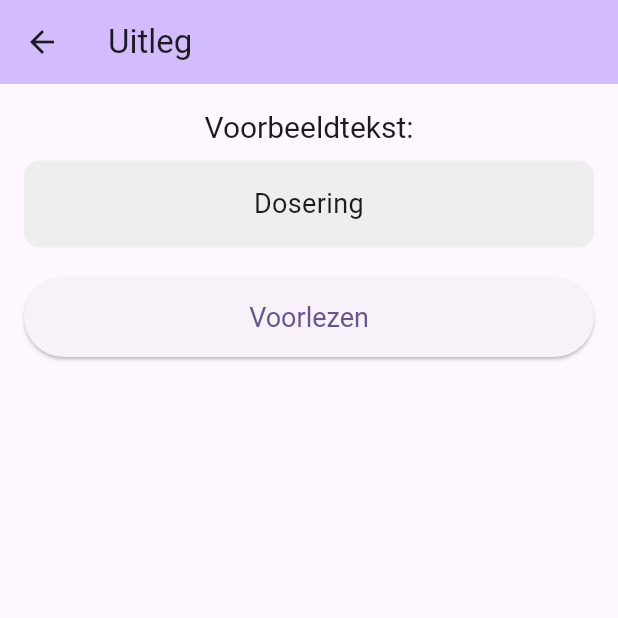
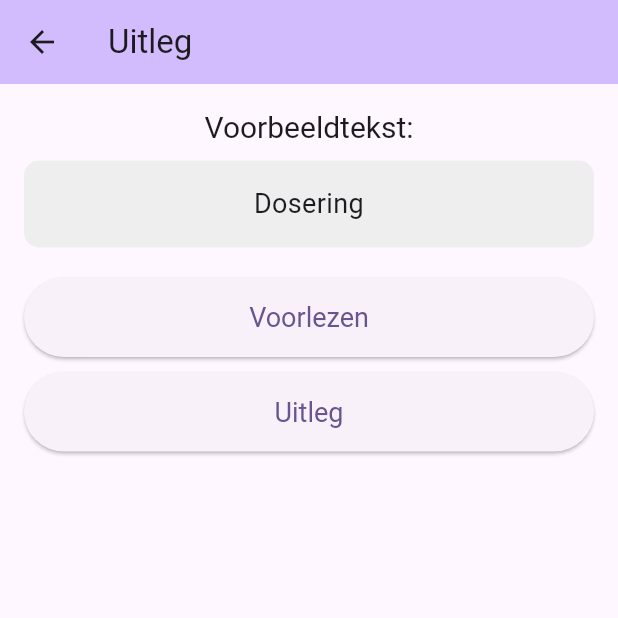
Before and after one commit to brentvanmalsen/mediuitleg, a Flutter app: the HomePage screen opened by its route, after a tap on "Voorlezen", on a phone screen of 412 x 824 dp, the top half of it. Run offline on Flutter 3.47's test engine with Material 3 defaults, Android fonts, the phone set to English and light mode, and no system bars; our stand-ins replace flutter_tts, image_picker, permission_handler.

Commit message:
feat: integrate GPT-4 and restructure pages

```diff
--- a/lib/home_screen.dart
+++ b/lib/home_screen.dart
@@ -1,6 +1,7 @@
 import 'dart:io';
 import 'package:flutter/material.dart';
 import 'package:flutter_tts/flutter_tts.dart';
+import 'api_service.dart';
 
 class HomePage extends StatefulWidget {
   const HomePage({super.key});
@@ -11,8 +12,9 @@ class HomePage extends StatefulWidget {
 
 class _HomePageState extends State<HomePage> {
   final FlutterTts _flutterTts = FlutterTts();
-  String sampleText =
-      'Dosering';
+  final ApiService _apiService = ApiService();
+  String sampleText = 'Dosering'; // Dynamisch aanpasbare tekst
+  String simplifiedText = ''; // Hier wordt de gesimplificeerde tekst opgeslagen
 
   @override
   void initState() {
@@ -32,11 +34,42 @@ class _HomePageState extends State<HomePage> {
     }
   }
 
-  Future<void> _speakText() async {
-    await _flutterTts.setLanguage("nl-NL");
-    await _flutterTts.setPitch(1.2);
-    await _flutterTts.setSpeechRate(0.5);
-    await _flutterTts.speak(sampleText);
+  /// Laat tekst horen via Text-to-Speech
+  Future<void> _speakText(String text) async {
+    try {
+      print(
+          "TTS wordt aangeroepen: $text"); // Debug: Log de tekst die wordt uitgesproken
+      await _flutterTts.setLanguage("nl-NL"); // Zorg dat de taal Nederlands is
+      await _flutterTts.setPitch(1.0); // Normale toonhoogte
+      await _flutterTts
+          .setSpeechRate(0.5); // Langzamer spreektempo voor duidelijke uitleg
+      await _flutterTts.speak(text);
+    } catch (e) {
+      print("TTS Error: $e"); // Debug: Log een fout als TTS niet werkt
+    }
+  }
+
+  /// Genereer uitleg voor het woord en speel het af via TTS
+  Future<void> _explainWord() async {
+    try {
+      // Genereer de versimpelde uitleg
+      final explanation =
+          await _apiService.generateSimplifiedExplanation(sampleText);
+
+      // Update de UI
+      setState(() {
+        simplifiedText = explanation;
+      });
+
+      // Spreek de tekst uit
+      print("Spreek de uitleg uit: $simplifiedText"); // Debug
+      await _speakText(simplifiedText);
+    } catch (e) {
+      ScaffoldMessenger.of(context).showSnackBar(
+        SnackBar(content: Text('Error: $e')),
+      );
+      print("Error in _explainWord: $e");
+    }
   }
 
   @override
@@ -53,7 +86,10 @@ class _HomePageState extends State<HomePage> {
           children: [
             Text(
               'Voorbeeldtekst:',
-              style: Theme.of(context).textTheme.headlineSmall?.copyWith(fontSize: 20),
+              style: Theme.of(context)
+                  .textTheme
+                  .headlineSmall
+                  ?.copyWith(fontSize: 20),
               textAlign: TextAlign.center,
             ),
             const SizedBox(height: 8),
@@ -65,18 +101,31 @@ class _HomePageState extends State<HomePage> {
               ),
               child: Text(
                 sampleText,
-                style: Theme.of(context).textTheme.bodyMedium?.copyWith(fontSize: 18),
+                style: Theme.of(context)
+                    .textTheme
+                    .bodyMedium
+                    ?.copyWith(fontSize: 18),
                 textAlign: TextAlign.center,
               ),
             ),
             const SizedBox(height: 20),
             ElevatedButton(
-              onPressed: _speakText,
+              onPressed: () =>
+                  _speakText(sampleText), // Spreek originele tekst uit
               style: ElevatedButton.styleFrom(
                 padding: const EdgeInsets.symmetric(vertical: 16),
                 textStyle: const TextStyle(fontSize: 18),
               ),
               child: const Text('Voorlezen'),
+            ),
+            const SizedBox(height: 10),
+            ElevatedButton(
+              onPressed: _explainWord, // Genereer uitleg en versimpel
+              style: ElevatedButton.styleFrom(
+                padding: const EdgeInsets.symmetric(vertical: 16),
+                textStyle: const TextStyle(fontSize: 18),
+              ),
+              child: const Text('Uitleg'),
             ),
           ],
         ),
--- a/pubspec.yaml
+++ b/pubspec.yaml
@@ -36,8 +36,9 @@ dependencies:
   # Use with the CupertinoIcons class for iOS style icons.
   cupertino_icons: ^1.0.8
   image_picker: ^1.1.2
+  permission_handler: ^11.3.1
+  http: ^1.2.2
   flutter_tts: ^4.2.0
-  permission_handler: ^11.3.1
 
 dev_dependencies:
   flutter_test:
```
Also changed, not shown: lib/api_service.dart (added, +50 -0 lines), pubspec.lock, 1 other file.
